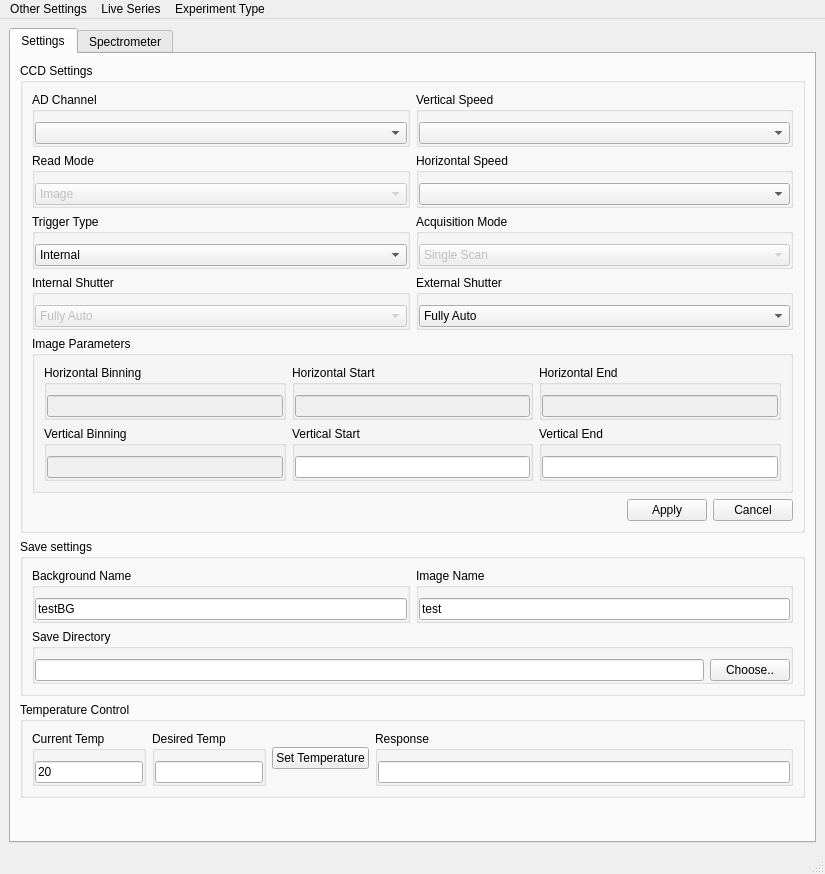
Before: the Qt Designer form UIs/mainWindow.ui in SherwinGroup/EMCCD-psychic, drawn with Qt 5.
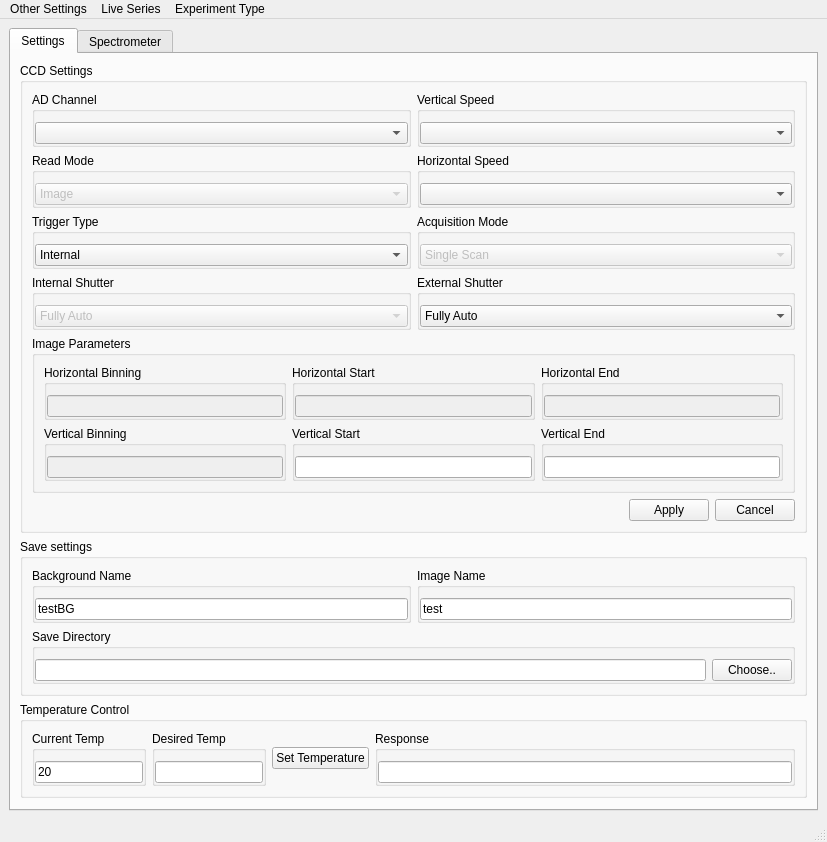
After: the same form once the commit is applied. Icons and pictures are not drawn. Custom widgets are drawn as their Qt base class.

What changed in the file:
```diff
--- a/UIs/mainWindow.ui
+++ b/UIs/mainWindow.ui
@@ -6,8 +6,8 @@
    <rect>
     <x>0</x>
     <y>0</y>
-    <width>825</width>
-    <height>874</height>
+    <width>827</width>
+    <height>735</height>
    </rect>
   </property>
   <property name="windowTitle">
@@ -1126,7 +1126,7 @@
     <rect>
      <x>0</x>
      <y>0</y>
-     <width>825</width>
+     <width>827</width>
      <height>21</height>
     </rect>
    </property>
```
Left out of the diff: 9 changed lines with no effect on the pictures.
